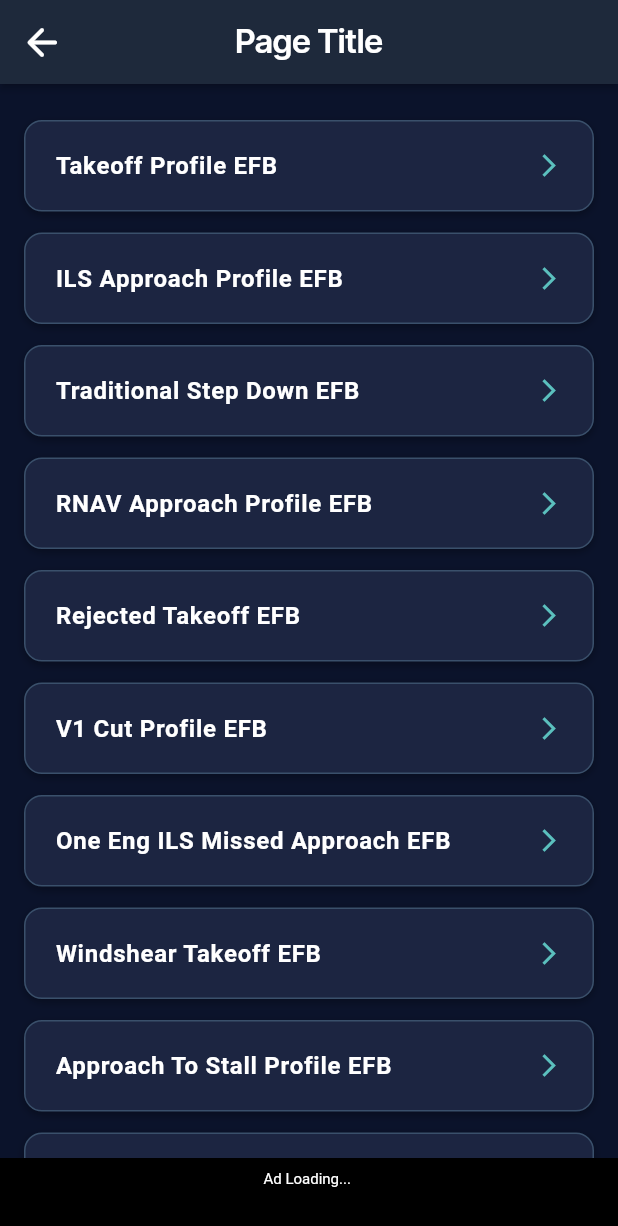
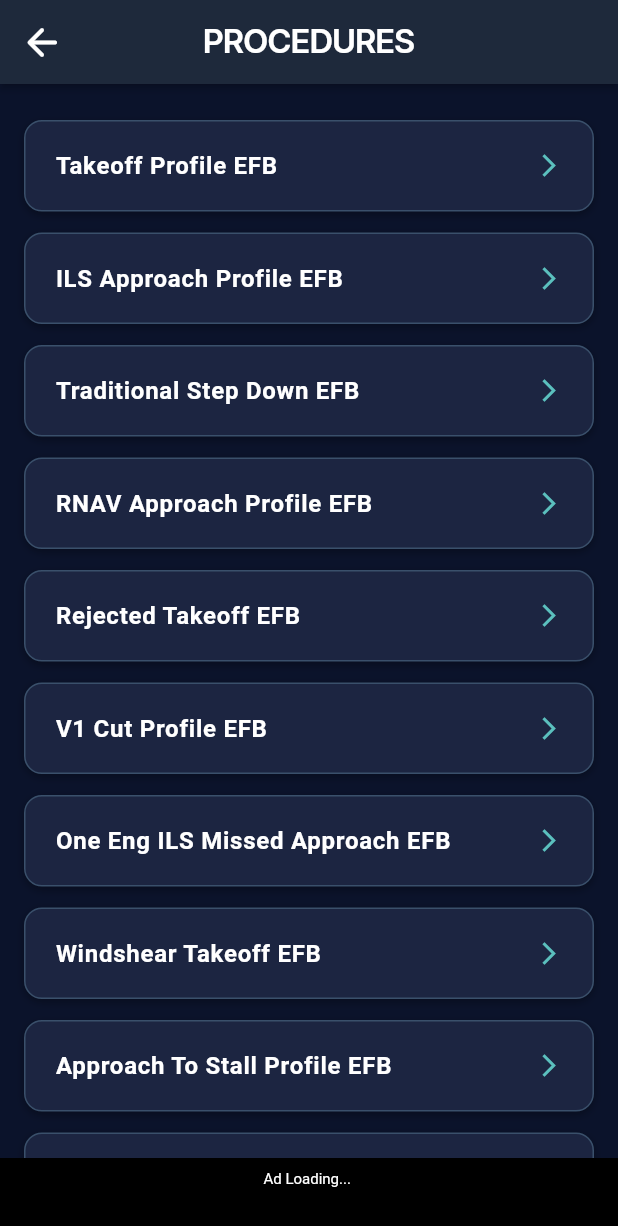
Before and after one commit to osamanabel1999/B737, a Flutter app: the ProceduremenuWidget screen opened by its route, on a phone screen of 412 x 824 dp. Shown: the top 1226 px of the screen. Run offline on Flutter 3.47's test engine with Material 3 defaults, Android fonts, the phone set to English and light mode, and no system bars; our stand-ins replace auto_size_text, font_awesome_flutter, from_css_color, go_router, google_fonts, google_mobile_ads and 3 more; missing offline and left inert: internet_file, json_path, pdfx; accounts and stored records are empty; network calls fail.

Commit message:
Updating to latest FlutterFlow output.

```diff
--- a/lib/proceduremenu/proceduremenu_widget.dart
+++ b/lib/proceduremenu/proceduremenu_widget.dart
@@ -65,7 +65,7 @@ class _ProceduremenuWidgetState extends State<ProceduremenuWidget> {
             },
           ),
           title: Text(
-            'Page Title',
+            'PROCEDURES',
             style: FlutterFlowTheme.of(context).headlineMedium.override(
                   font: GoogleFonts.interTight(
                     fontWeight:
```
